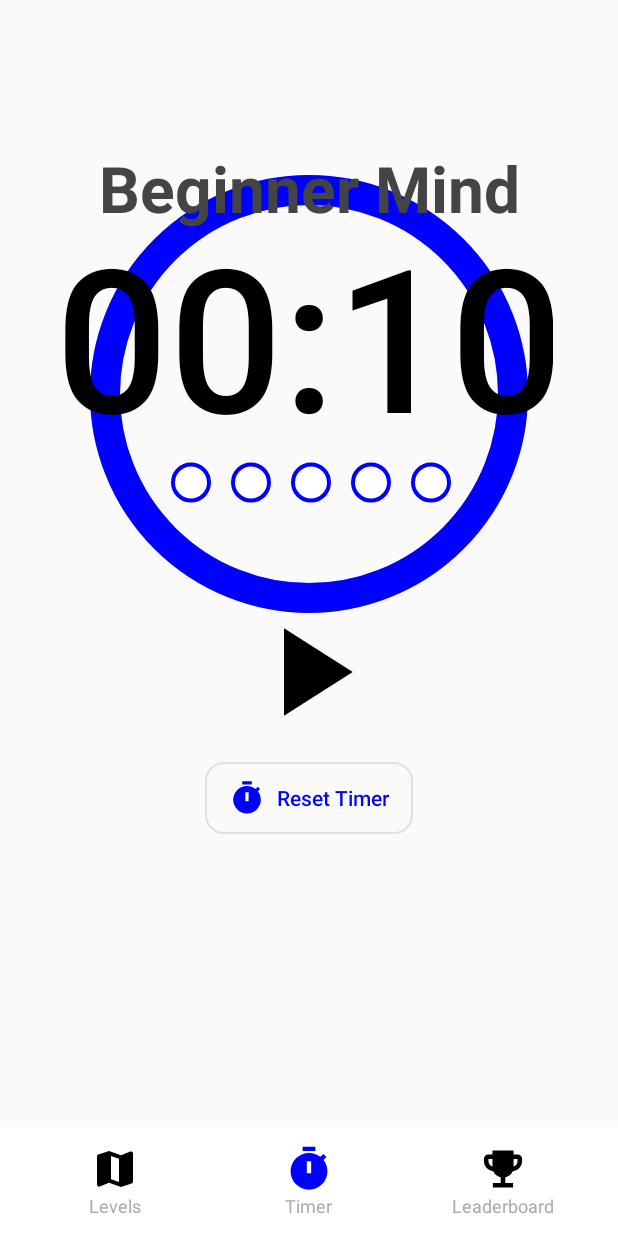
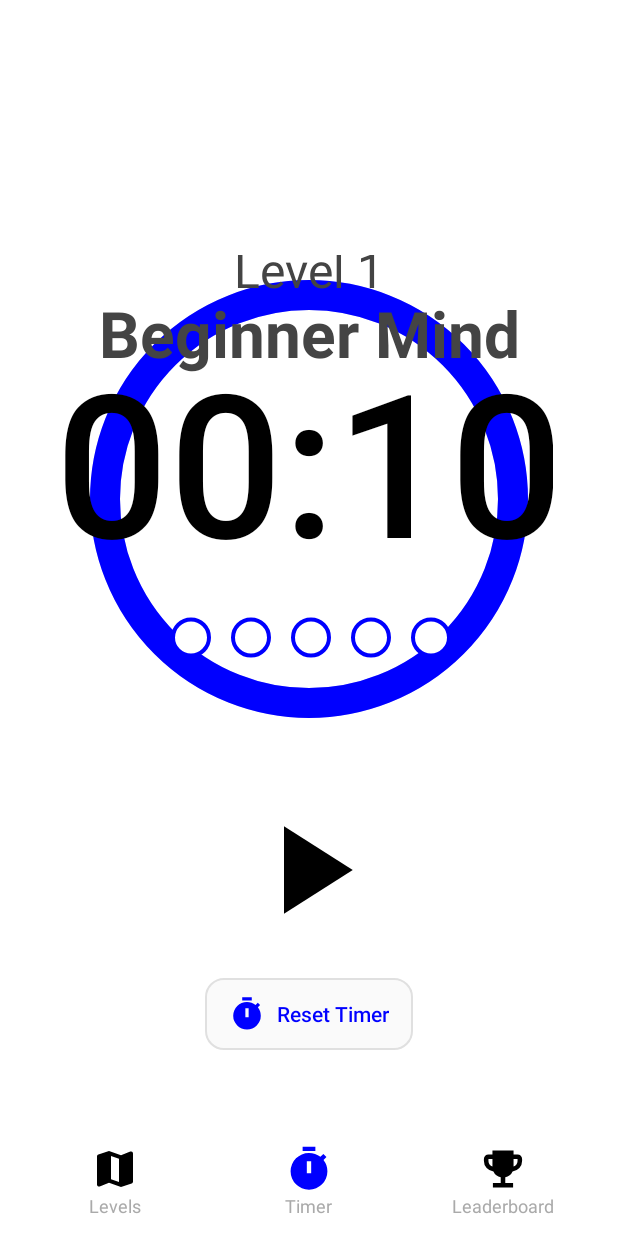
Before and after one commit to Rodarbal/productivity-app, an Android app built with Jetpack Compose: the screen it shows after launch (MainActivity), on a phone screen of 412 x 824 dp. Run offline under Robolectric (Android 15) with nearby library versions, the phone set to English and light mode, and no system bars.

```diff
--- a/app/src/main/AndroidManifest.xml
+++ b/app/src/main/AndroidManifest.xml
@@ -14,10 +14,12 @@
         tools:targetApi="31">
         <activity
             android:name=".ui.theme.LevelsActivity"
+            android:screenOrientation="portrait"
             android:exported="true"
             android:theme="@style/Theme.AppCompat.Light.NoActionBar"/>
         <activity
             android:name=".MainActivity"
+            android:screenOrientation="portrait"
             android:exported="true"
             android:label="@string/app_name"
             android:theme="@style/Theme.AppCompat.Light.NoActionBar">
--- a/app/src/main/java/com/example/productivityapp/TimerRingView.kt
+++ b/app/src/main/java/com/example/productivityapp/TimerRingView.kt
@@ -149,7 +149,7 @@ class TimerRingView @JvmOverloads constructor(
             textAlign = Paint.Align.CENTER
             typeface = Typeface.create(Typeface.DEFAULT, Typeface.NORMAL)
         }
-        canvas.drawText("Level 1", centerX, centerY - 270f, levelPaint)
+        canvas.drawText("Level 1", centerX, centerY - 230f, levelPaint)
 
         // Second line: "Beginner Mind"
         val titlePaint = Paint(Paint.ANTI_ALIAS_FLAG).apply {
@@ -158,10 +158,10 @@ class TimerRingView @JvmOverloads constructor(
             textAlign = Paint.Align.CENTER
             typeface = Typeface.create(Typeface.DEFAULT, Typeface.BOLD)
         }
-        canvas.drawText("Beginner Mind", centerX, centerY - 200f, titlePaint)
+        canvas.drawText("Beginner Mind", centerX, centerY - 160f, titlePaint)
 
         // Third line: timer text (already in place)
-        canvas.drawText(timeText, centerX, centerY, textPaint)
+        canvas.drawText(timeText, centerX, centerY + 20f, textPaint)
 
         drawProgressCircles(canvas, centerX, centerY, completedCount)
     }
@@ -171,7 +171,7 @@ class TimerRingView @JvmOverloads constructor(
         val spacing = 24f
         val totalWidth = (circleRadius * 2 * 5) + (spacing * 4)
         val startX = centerX - (totalWidth / 2) + 20f
-        val circleY = centerY + 70f
+        val circleY = centerY + 120f
 
         val strokePaint = Paint(Paint.ANTI_ALIAS_FLAG).apply {
             style = Paint.Style.STROKE
--- a/app/src/main/res/layout/activity_main.xml
+++ b/app/src/main/res/layout/activity_main.xml
@@ -1,24 +1,31 @@
 <?xml version="1.0" encoding="utf-8"?>
-<FrameLayout xmlns:android="http://schemas.android.com/apk/res/android"
+<LinearLayout xmlns:android="http://schemas.android.com/apk/res/android"
+    xmlns:app="http://schemas.android.com/apk/res-auto"
     android:layout_width="match_parent"
     android:layout_height="match_parent"
-    xmlns:app="http://schemas.android.com/apk/res-auto"
-    android:gravity="center">
+    android:orientation="vertical"
+    android:paddingTop="20dp"
+    android:background="@android:color/white">
 
+    <!-- Spacer to push content down -->
+    <View
+        android:layout_width="match_parent"
+        android:layout_height="150dp" />
+
+    <!-- Timer ring centered -->
     <com.example.productivityapp.TimerRingView
         android:id="@+id/timerRing"
         android:layout_width="325dp"
         android:layout_height="350dp"
-        android:layout_marginTop="100dp"
         android:layout_gravity="center_horizontal" />
 
+    <!-- Buttons container -->
     <LinearLayout
-        android:layout_width="wrap_content"
+        android:layout_width="match_parent"
         android:layout_height="wrap_content"
         android:orientation="vertical"
         android:gravity="center"
-        android:layout_gravity="center"
-        android:layout_marginTop="60dp">
+        android:layout_marginTop="0dp">
 
         <ImageButton
             android:id="@+id/pauseButton"
@@ -43,13 +50,21 @@
             android:background="@drawable/button_reset_background"
             android:textColor="#0000FF"
             android:textAllCaps="false"
-            android:stateListAnimator="@null" />
+            android:stateListAnimator="@null"
+            android:layout_marginTop="12dp" />
     </LinearLayout>
+
+    <!-- Spacer to push navigation bar to bottom -->
+    <View
+        android:layout_width="match_parent"
+        android:layout_height="0dp"
+        android:layout_weight="1" />
+
+    <!-- Bottom navigation bar -->
     <LinearLayout
         android:id="@+id/navigationBar"
         android:layout_width="match_parent"
         android:layout_height="wrap_content"
-        android:layout_gravity="bottom"
         android:orientation="horizontal"
         android:background="@android:color/white"
         android:padding="12dp"
@@ -114,4 +129,4 @@
                 android:textSize="12sp" />
         </LinearLayout>
     </LinearLayout>
-</FrameLayout>
+</LinearLayout>
```
